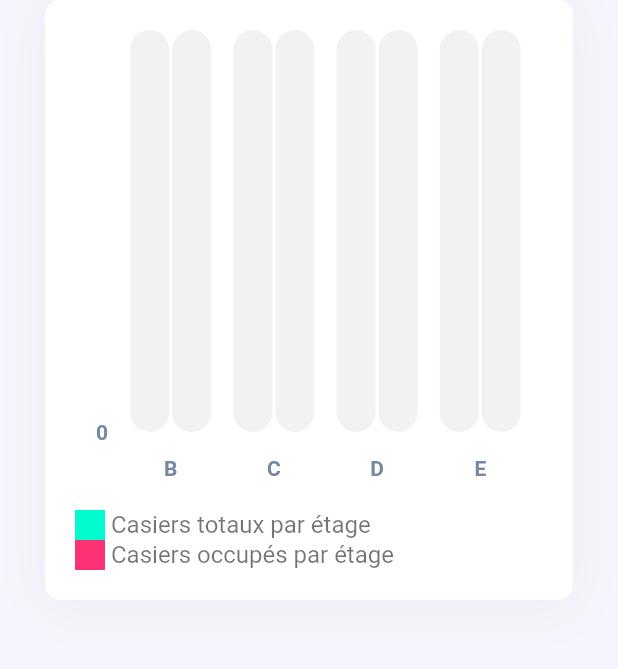
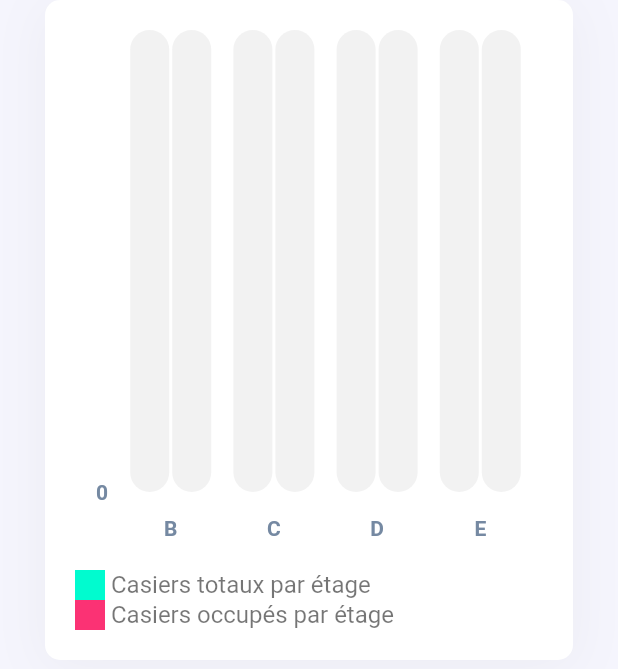
Before and after one commit to HerdisonHazeraj/lockers_app, a Flutter app: the BarChartWidget widget shown alone on an empty page, opened directly, on a phone screen of 412 x 824 dp. Shown: the top 669 px of the screen. Run offline on Flutter 3.47's test engine with Material 2 defaults, Android fonts, the phone set to English and light mode, and no system bars; drawn by our look-alikes of fl_chart; our stand-ins replace cached_network_image, easy_sidemenu, file_picker, firebase_auth, firebase_core, firebase_database and 5 more; missing offline and left inert: firedart, fluent_ui, multiselect, window_size; accounts and stored records are empty; network calls fail; project files that could hold a hidden picture were left out.

Commit message:
changement dashboard

```diff
--- a/lib/screens/desktop/dashboard/widgets/barchart_widget.dart
+++ b/lib/screens/desktop/dashboard/widgets/barchart_widget.dart
@@ -28,7 +28,7 @@ class BarChartWidgetState extends State<BarChartWidget> {
       child: InkWell(
         child: Container(
           width: 740,
-          height: 400,
+          height: 440,
           padding: const EdgeInsets.all(20),
           decoration: BoxDecoration(
             color: Colors.white,
--- a/lib/screens/desktop/dashboard/widgets/info_card.dart
+++ b/lib/screens/desktop/dashboard/widgets/info_card.dart
@@ -25,10 +25,6 @@ class InfoCard extends StatelessWidget {
           onTap();
         },
         child: Container(
-          constraints: const BoxConstraints(
-            maxWidth: 235,
-            maxHeight: 235,
-          ),
           padding: const EdgeInsets.all(20),
           decoration: BoxDecoration(
             color: Colors.white,
--- a/lib/screens/desktop/dashboard/widgets/piechart_caution_widget.dart
+++ b/lib/screens/desktop/dashboard/widgets/piechart_caution_widget.dart
@@ -29,7 +29,7 @@ class _CautionPieChartWidgetState extends State<CautionPieChartWidget> {
     return Container(
       padding: const EdgeInsets.only(right: 30),
       width: 305,
-      height: 400,
+      height: 440,
       child: InkWell(
         child: Container(
           padding: const EdgeInsets.all(20),
--- a/lib/screens/desktop/dashboard/widgets/piechartdashboard_widget.dart
+++ b/lib/screens/desktop/dashboard/widgets/piechartdashboard_widget.dart
@@ -21,7 +21,7 @@ class _PieChartDashboardState extends State<PieChartDashboard> {
   Widget build(BuildContext context) {
     return Container(
       height: 440,
-      width: 400,
+      width: 495,
       padding: const EdgeInsets.all(20),
       decoration: BoxDecoration(
         color: Colors.white,
```
Also changed, not shown: 1 other file.
